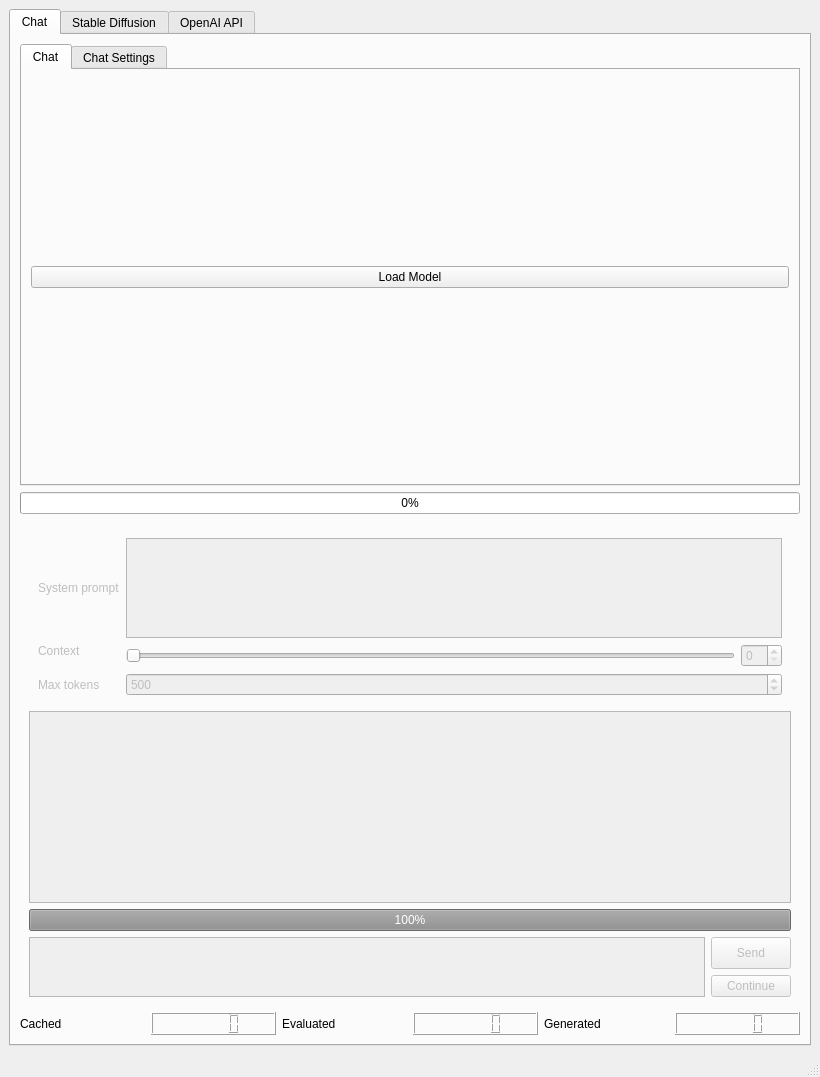
First picture: the form in AIOneQTWidgets/mainwindow.ui, repository Iemand005/Singularity, before the edit.
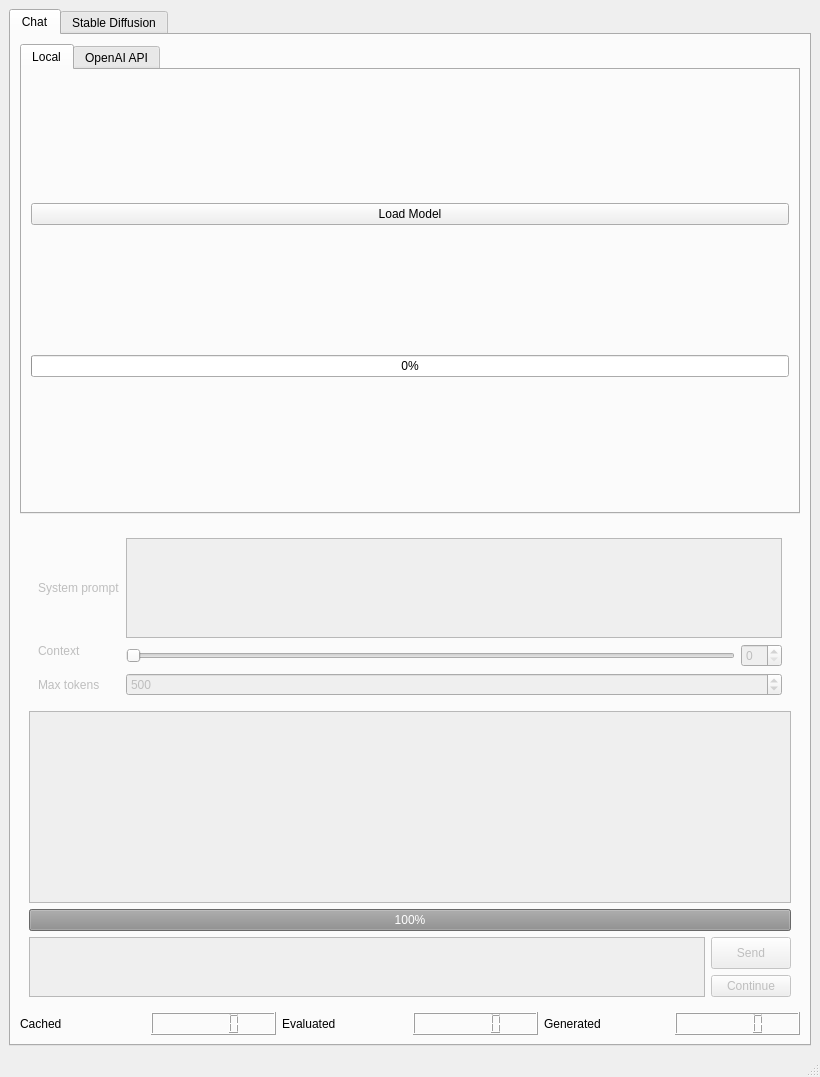
Second picture: the form after the edit. The open tabs and pages were chosen to show the change. Custom widgets are drawn as their Qt base class.

Commit message: local and online (provider selector)

```diff
--- a/AIOneQTWidgets/mainwindow.ui
+++ b/AIOneQTWidgets/mainwindow.ui
@@ -42,12 +42,18 @@
        <layout class="QVBoxLayout" name="verticalLayout_3">
         <item>
          <widget class="QTabWidget" name="tabWidget_2">
+          <property name="sizePolicy">
+           <sizepolicy hsizetype="Expanding" vsizetype="Expanding">
+            <horstretch>0</horstretch>
+            <verstretch>0</verstretch>
+           </sizepolicy>
+          </property>
           <property name="currentIndex">
            <number>1</number>
           </property>
           <widget class="QWidget" name="tab_2">
            <attribute name="title">
-            <string>Chat</string>
+            <string>Local</string>
            </attribute>
            <layout class="QVBoxLayout" name="verticalLayout_12">
             <item>
@@ -57,11 +63,18 @@
               </property>
              </widget>
             </item>
+            <item>
+             <widget class="ProgressBar" name="llmLoadProgressBar">
+              <property name="value">
+               <number>0</number>
+              </property>
+             </widget>
+            </item>
            </layout>
           </widget>
           <widget class="QWidget" name="tab_3">
            <attribute name="title">
-            <string>Chat Settings</string>
+            <string>OpenAI API</string>
            </attribute>
            <layout class="QVBoxLayout" name="verticalLayout_13">
             <item>
@@ -88,13 +101,6 @@
           </widget>
          </widget>
         </item>
-        <item>
-         <widget class="ProgressBar" name="llmLoadProgressBar">
-          <property name="value">
-           <number>0</number>
-          </property>
-         </widget>
-        </item>
         <item>
          <widget class="QFrame" name="llmInputFrame">
           <property name="enabled">
@@ -870,11 +876,6 @@
         </item>
        </layout>
       </widget>
-      <widget class="QWidget" name="tab">
-       <attribute name="title">
-        <string>OpenAI API</string>
-       </attribute>
-      </widget>
      </widget>
     </item>
    </layout>
```
Left out of the diff: 2 changed lines with no effect on the pictures.
